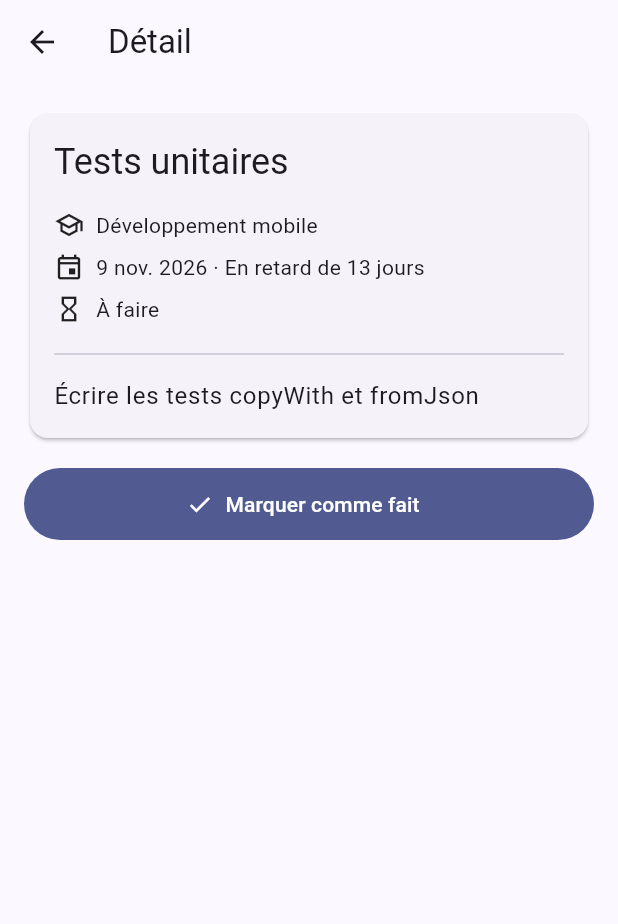
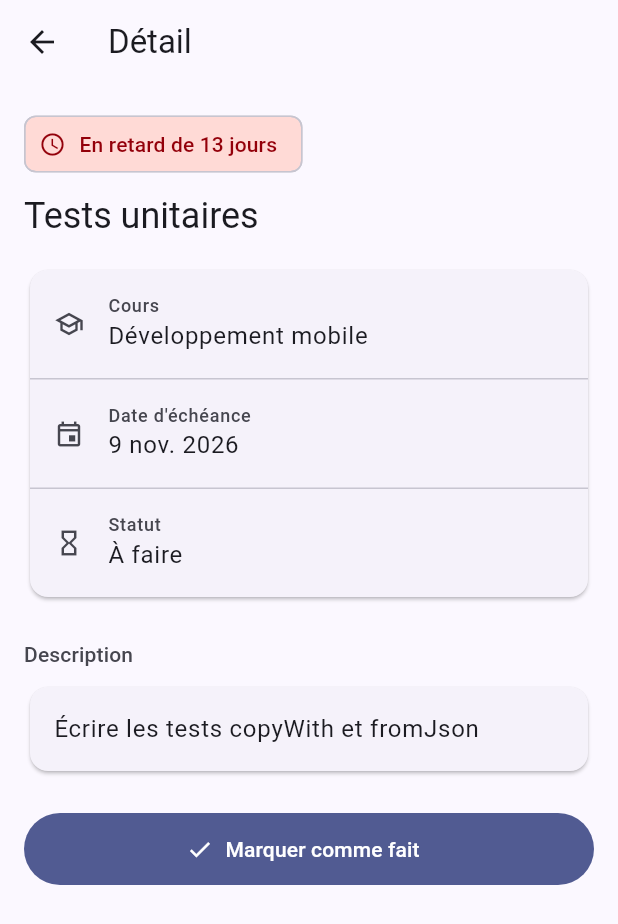
Before and after one commit to lexis24/campusflow, a Flutter app: the HomeScreen screen opened directly, after a tap on "Tests unitaires", on a phone screen of 412 x 824 dp. Shown: the top 924 px of the screen. Run offline on Flutter 3.47's test engine with Material 3 defaults, Android fonts, the phone set to English and light mode, and no system bars; accounts and stored records are empty.

Commit message:
Écran Détail aligné sur le wireframe : Column, Card libellée et FilledButton

```diff
--- a/campusflow_app/lib/screens/task_detail_screen.dart
+++ b/campusflow_app/lib/screens/task_detail_screen.dart
@@ -61,41 +61,77 @@ class TaskDetailView extends StatelessWidget {
 
   @override
   Widget build(BuildContext context) {
+    final colors = Theme.of(context).colorScheme;
     final textTheme = Theme.of(context).textTheme;
+    final late = !task.done && daysLeft(task.dueDate) < 0;
 
+    // Structure reprise du wireframe 03-detail (séance 2) :
+    // badge de date, titre, carte d'informations, description, bouton.
     return SingleChildScrollView(
       padding: const EdgeInsets.all(AppSpacing.m),
       child: Column(
         crossAxisAlignment: CrossAxisAlignment.stretch,
         children: [
+          // Badge de date relative, en couleur d'erreur si en retard.
+          Align(
+            alignment: Alignment.centerLeft,
+            child: Chip(
+              avatar: Icon(
+                Icons.schedule,
+                color: late ? colors.onErrorContainer : null,
+              ),
+              label: Text(task.done ? 'Rendue' : relativeDueDate(task.dueDate)),
+              backgroundColor: late ? colors.errorContainer : null,
+              labelStyle: late
+                  ? TextStyle(color: colors.onErrorContainer)
+                  : null,
+            ),
+          ),
+          const SizedBox(height: AppSpacing.s),
+          Text(task.title, style: textTheme.headlineSmall),
+          const SizedBox(height: AppSpacing.m),
+          // La Card regroupe les informations, chacune avec son libellé.
           Card(
-            child: Padding(
-              padding: const EdgeInsets.all(AppSpacing.m),
-              child: Column(
-                crossAxisAlignment: CrossAxisAlignment.start,
-                children: [
-                  Text(task.title, style: textTheme.headlineSmall),
-                  const SizedBox(height: AppSpacing.sm),
-                  _InfoRow(icon: Icons.school_outlined, text: courseTitle),
-                  _InfoRow(
-                    icon: Icons.event_outlined,
-                    text:
-                        '${formatDate(task.dueDate)} · '
-                        '${relativeDueDate(task.dueDate)}',
-                  ),
-                  _InfoRow(
-                    icon: task.done
-                        ? Icons.check_circle
-                        : Icons.hourglass_empty,
-                    text: task.done ? 'Terminée' : 'À faire',
-                  ),
-                  const Divider(height: AppSpacing.xl),
-                  Text(task.description, style: textTheme.bodyLarge),
-                ],
+            child: Column(
+              children: [
+                _InfoRow(
+                  icon: Icons.school_outlined,
+                  label: 'Cours',
+                  value: courseTitle,
+                ),
+                const Divider(height: AppSizes.hairline),
+                _InfoRow(
+                  icon: Icons.event_outlined,
+                  label: "Date d'échéance",
+                  value: formatDate(task.dueDate),
+                ),
+                const Divider(height: AppSizes.hairline),
+                _InfoRow(
+                  icon: task.done ? Icons.check_circle : Icons.hourglass_empty,
+                  label: 'Statut',
+                  value: task.done ? 'Terminée' : 'À faire',
+                ),
+              ],
+            ),
+          ),
+          // La description est facultative : pas de bloc vide.
+          if (task.description.isNotEmpty) ...[
+            const SizedBox(height: AppSpacing.l),
+            Text(
+              'Description',
+              style: textTheme.titleSmall?.copyWith(
+                color: colors.onSurfaceVariant,
               ),
             ),
-          ),
-          const SizedBox(height: AppSpacing.m),
+            const SizedBox(height: AppSpacing.s),
+            Card(
+              child: Padding(
+                padding: const EdgeInsets.all(AppSpacing.m),
+                child: Text(task.description, style: textTheme.bodyLarge),
+              ),
+            ),
+          ],
+          const SizedBox(height: AppSpacing.l),
           if (task.done)
             FilledButton.tonalIcon(
               onPressed: onToggleDone,
@@ -114,21 +150,45 @@ class TaskDetailView extends StatelessWidget {
   }
 }
 
+/// Une ligne d'information de la carte : icône, libellé et valeur.
 class _InfoRow extends StatelessWidget {
-  const _InfoRow({required this.icon, required this.text});
+  const _InfoRow({
+    required this.icon,
+    required this.label,
+    required this.value,
+  });
 
   final IconData icon;
-  final String text;
+  final String label;
+  final String value;
 
   @override
   Widget build(BuildContext context) {
+    final colors = Theme.of(context).colorScheme;
+    final textTheme = Theme.of(context).textTheme;
+
     return Padding(
-      padding: const EdgeInsets.symmetric(vertical: AppSpacing.xs),
+      padding: const EdgeInsets.all(AppSpacing.m),
       child: Row(
         children: [
-          Icon(icon, size: AppSizes.infoIcon),
-          const SizedBox(width: AppSpacing.s),
-          Expanded(child: Text(text)),
+          Icon(icon, size: AppSizes.infoIcon, color: colors.onSurfaceVariant),
+          const SizedBox(width: AppSpacing.m),
+          // Expanded : la valeur prend la place restante et passe à la
+          // ligne si elle est longue, au lieu de faire déborder la Row.
+          Expanded(
+            child: Column(
+              crossAxisAlignment: CrossAxisAlignment.start,
+              children: [
+                Text(
+                  label,
+                  style: textTheme.labelMedium?.copyWith(
+                    color: colors.onSurfaceVariant,
+                  ),
+                ),
+                Text(value, style: textTheme.bodyLarge),
+              ],
+            ),
+          ),
         ],
       ),
     );
```
Also changed, not shown: 2 other files.
